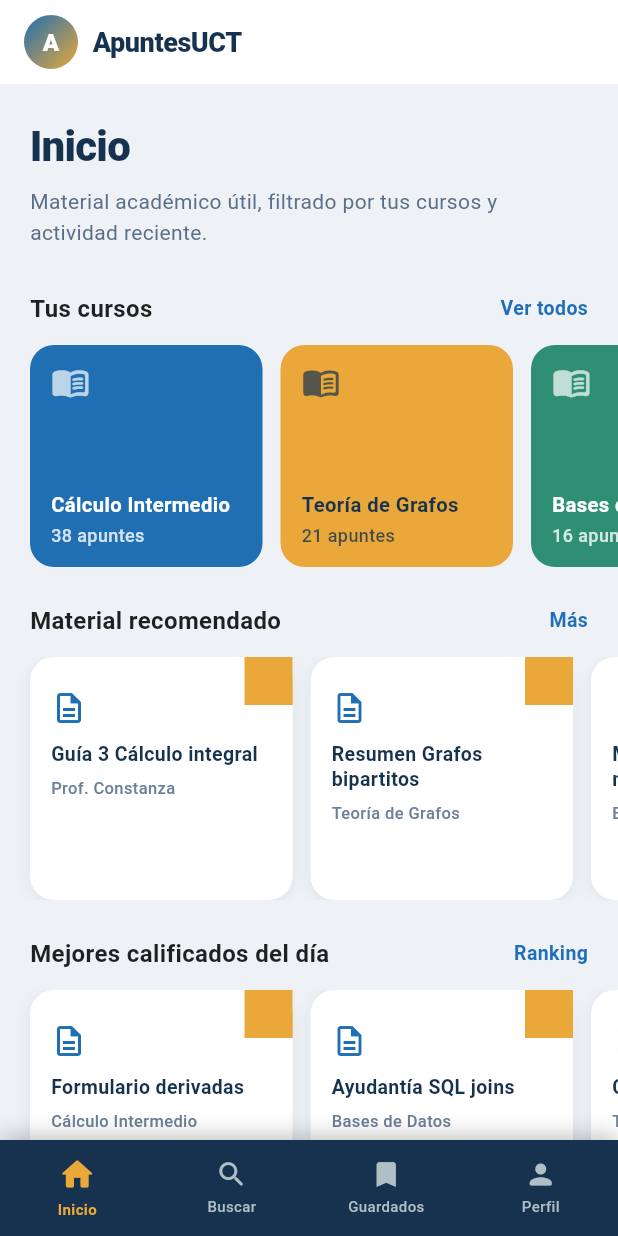
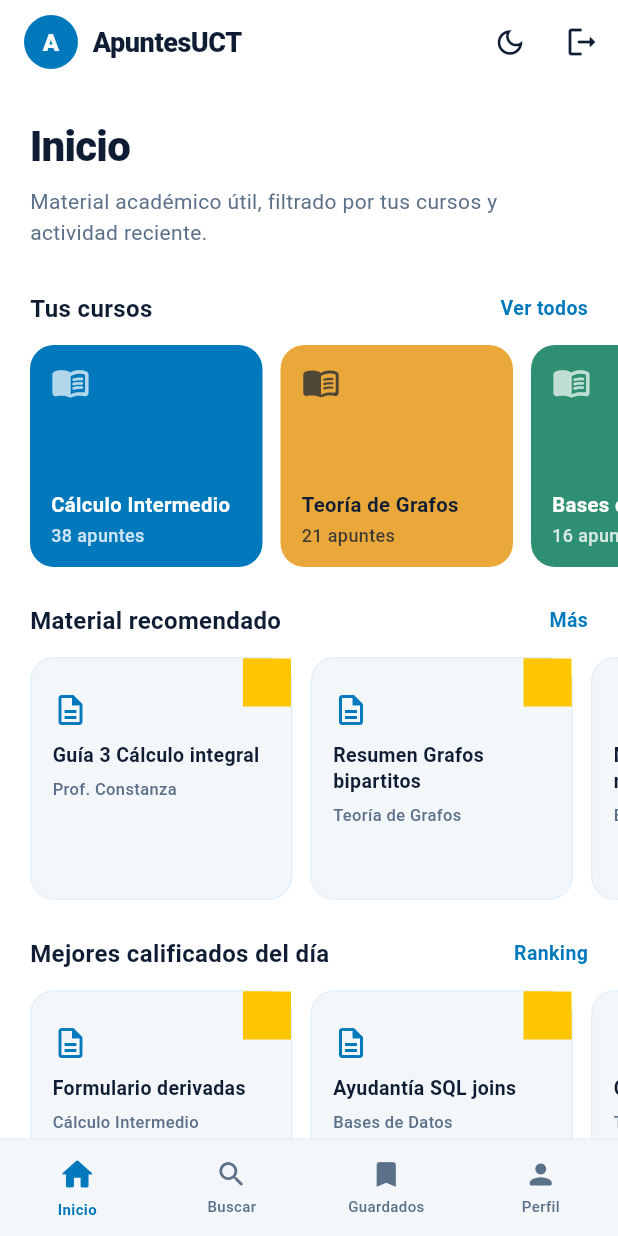
Before and after one commit to cchelooo/ApuntesUCT, a Flutter app: the HomeScreen screen opened by its route, on a phone screen of 412 x 824 dp. Run offline on Flutter 3.47's test engine with Material 3 defaults, Android fonts, the phone set to English and light mode, and no system bars; our stand-ins replace dio, flutter_riverpod, go_router.

Commit message:
feat(mobile): create home screen with courses and material sections

```diff
--- a/mobile/analysis_options.yaml
+++ b/mobile/analysis_options.yaml
@@ -14,6 +14,7 @@ analyzer:
     - build/**
     - android/**
     - ios/**
+    - web/**
 
 linter:
   # The lint rules applied to this project can be customized in the
--- a/mobile/lib/core/theme/app_theme.dart
+++ b/mobile/lib/core/theme/app_theme.dart
@@ -47,6 +47,8 @@ abstract final class AppTheme {
         surface: Colors.white,
         onSurface: UctPalette.navy,
         onSurfaceVariant: UctPalette.textoSuaveClaro,
+        surfaceContainerLow: UctPalette.humo,
+        surfaceContainer: UctPalette.humo,
         surfaceContainerHighest: UctPalette.humo,
         outline: UctPalette.bordeClaro,
         outlineVariant: UctPalette.celesteClaro,
--- a/mobile/lib/core/theme/uct_palette.dart
+++ b/mobile/lib/core/theme/uct_palette.dart
@@ -36,6 +36,23 @@ abstract final class UctPalette {
 
   /// Azul profundo de apoyo para titulares y contrastes de marca.
   static const Color navy = Color(0xFF0F1D34);
+
+  // --- Colores complementarios para asignaturas y tarjetas -----------------
+
+  /// Verde institucional / académico para tarjetas de cursos.
+  static const Color verde = Color(0xFF2F8F73);
+
+  /// Verde con contraste equilibrado para tarjetas en modo oscuro.
+  static const Color verdeOscuro = Color(0xFF1B5C49);
+
+  /// Ámbar / dorado para acentos de tarjetas, estrellas y doblez decorativo.
+  static const Color dorado = Color(0xFFEAA83A);
+
+  /// Ámbar con contraste equilibrado para tarjetas en modo oscuro.
+  static const Color doradoOscuro = Color(0xFF805E00);
+
+  /// Azul equilibrado para tarjetas en modo oscuro.
+  static const Color azulTarjetaOscura = Color(0xFF154C79);
 
   // --- Superficies oscuras -------------------------------------------------
 
--- a/mobile/lib/screens/home_screen.dart
+++ b/mobile/lib/screens/home_screen.dart
@@ -1,25 +1,12 @@
 import 'package:flutter/material.dart';
-import 'package:flutter/services.dart';
 import 'package:flutter_riverpod/flutter_riverpod.dart';
+import 'package:go_router/go_router.dart';
 
+import '../core/widgets/theme_toggle_button.dart';
+import '../features/auth/data/mock_auth_repository.dart' show authStateProvider;
 import '../state/home_state.dart';
 import 'widgets/course_card.dart';
 import 'widgets/material_card.dart';
-
-// ---------------------------------------------------------------------------
-// Constantes de color de la pantalla Home
-// ---------------------------------------------------------------------------
-
-const _kNavyDark = Color(0xFF16324F);
-const _kBlueLink = Color(0xFF1E6FB8);
-const _kBgPage = Color(0xFFEEF2F6);
-const _kNavBg = Color(0xFF16324F);
-const _kNavActive = Color(0xFFEAA83A);
-const _kNavInactive = Color(0xFFB0BEC5);
-
-// ---------------------------------------------------------------------------
-// HomeScreen
-// ---------------------------------------------------------------------------
 
 /// Pantalla principal de ApuntesUCT (issue #56).
 ///
@@ -28,51 +15,65 @@ const _kNavInactive = Color(0xFFB0BEC5);
 /// - "Material recomendado" — [MaterialCard] sin rating/downloads
 /// - "Mejores calificados del día" — [MaterialCard] con rating y downloads
 ///
-/// El tab activo del [BottomNavigationBar] vive en [navTabProvider] (Riverpod),
-/// no en estado local del widget.
+/// Consume [Theme.of(context).colorScheme] para responder al tema claro y oscuro
+/// de acuerdo a `docs/mobile/tema-visual.md`.
 class HomeScreen extends ConsumerWidget {
   const HomeScreen({super.key});
+
+  void _onTabSelected(BuildContext context, WidgetRef ref, int index) {
+    ref.read(navTabProvider.notifier).selectTab(index);
+    switch (index) {
+      case 0:
+        break;
+      case 1:
+        context.push('/search').then((_) {
+          ref.read(navTabProvider.notifier).selectTab(0);
+        });
+        break;
+      case 2:
+        context.push('/library').then((_) {
+          ref.read(navTabProvider.notifier).selectTab(0);
+        });
+        break;
+      case 3:
+        context.push('/profile').then((_) {
+          ref.read(navTabProvider.notifier).selectTab(0);
+        });
+        break;
+    }
+  }
 
   @override
   Widget build(BuildContext context, WidgetRef ref) {
     final homeState = ref.watch(homeProvider);
     final activeTab = ref.watch(navTabProvider);
+    final colorScheme = Theme.of(context).colorScheme;
 
-    return AnnotatedRegion<SystemUiOverlayStyle>(
-      value: SystemUiOverlayStyle.dark.copyWith(
-        statusBarColor: Colors.transparent,
-        statusBarIconBrightness: Brightness.dark,
-      ),
-      child: Scaffold(
-        backgroundColor: _kBgPage,
+    return Scaffold(
+      backgroundColor: colorScheme.surface,
       // ----------------------------------------------------------------
       // AppBar
       // ----------------------------------------------------------------
       appBar: AppBar(
-          backgroundColor: Colors.white,
+        backgroundColor: colorScheme.surface,
         elevation: 0,
         scrolledUnderElevation: 0,
-          systemOverlayStyle: SystemUiOverlayStyle.dark,
         titleSpacing: 16,
         title: Row(
           children: [
-              // Logo circular con iniciales de marca
+            // Isotipo con inicial de marca
             Container(
               width: 36,
               height: 36,
-                decoration: const BoxDecoration(
+              decoration: BoxDecoration(
                 shape: BoxShape.circle,
-                  gradient: LinearGradient(
-                    colors: [Color(0xFF1F6FB2), Color(0xFFEAA83A)],
-                    begin: Alignment.topLeft,
-                    end: Alignment.bottomRight,
+                color: colorScheme.primary,
               ),
-                ),
-                child: const Center(
+              child: Center(
                 child: Text(
                   'A',
                   style: TextStyle(
-                      color: Colors.white,
+                    color: colorScheme.onPrimary,
                     fontWeight: FontWeight.w900,
                     fontSize: 16,
                   ),
@@ -80,10 +81,10 @@ class HomeScreen extends ConsumerWidget {
               ),
             ),
             const SizedBox(width: 10),
-              const Text(
+            Text(
               'ApuntesUCT',
               style: TextStyle(
-                  color: _kNavyDark,
+                color: colorScheme.onSurface,
                 fontWeight: FontWeight.w800,
                 fontSize: 18,
                 letterSpacing: -0.3,
@@ -91,6 +92,19 @@ class HomeScreen extends ConsumerWidget {
             ),
           ],
         ),
+        actions: [
+          const ThemeToggleButton(),
+          IconButton(
+            icon: const Icon(Icons.logout_rounded),
+            tooltip: 'Cerrar sesión',
+            onPressed: () async {
+              await ref.read(authStateProvider.notifier).logout();
+              if (context.mounted) {
+                context.go('/login');
+              }
+            },
+          ),
+        ],
       ),
       // ----------------------------------------------------------------
       // Body
@@ -100,13 +114,13 @@ class HomeScreen extends ConsumerWidget {
           crossAxisAlignment: CrossAxisAlignment.start,
           children: [
             // ---- Encabezado de página ----
-              _PageHeader(),
+            const _PageHeader(),
             const SizedBox(height: 8),
             // ---- Tus cursos ----
             _SectionHeader(
               title: 'Tus cursos',
               actionLabel: 'Ver todos',
-                onAction: () {},
+              onAction: () => context.push('/catalog'),
             ),
             const SizedBox(height: 12),
             _HorizontalList(
@@ -121,7 +135,7 @@ class HomeScreen extends ConsumerWidget {
             _SectionHeader(
               title: 'Material recomendado',
               actionLabel: 'Más',
-                onAction: () {},
+              onAction: () => context.push('/catalog'),
             ),
             const SizedBox(height: 12),
             _HorizontalList(
@@ -136,14 +150,13 @@ class HomeScreen extends ConsumerWidget {
             _SectionHeader(
               title: 'Mejores calificados del día',
               actionLabel: 'Ranking',
-                onAction: () {},
+              onAction: () => context.push('/search'),
             ),
             const SizedBox(height: 12),
             _HorizontalList(
               height: 192,
               children: [
-                  for (final item in homeState.topRated)
-                    MaterialCard(data: item),
+                for (final item in homeState.topRated) MaterialCard(data: item),
               ],
             ),
             const SizedBox(height: 32),
@@ -155,9 +168,7 @@ class HomeScreen extends ConsumerWidget {
       // ----------------------------------------------------------------
       bottomNavigationBar: _HomeBottomNav(
         activeIndex: activeTab,
-          onTabSelected: (index) =>
-              ref.read(navTabProvider.notifier).selectTab(index),
-        ),
+        onTabSelected: (index) => _onTabSelected(context, ref, index),
       ),
     );
   }
@@ -168,19 +179,23 @@ class HomeScreen extends ConsumerWidget {
 // ---------------------------------------------------------------------------
 
 class _PageHeader extends StatelessWidget {
+  const _PageHeader();
+
   @override
   Widget build(BuildContext context) {
+    final colorScheme = Theme.of(context).colorScheme;
+
     return Container(
       width: double.infinity,
-      color: _kBgPage,
+      color: colorScheme.surface,
       padding: const EdgeInsets.fromLTRB(20, 20, 20, 20),
       child: Column(
         crossAxisAlignment: CrossAxisAlignment.start,
         children: [
-          const Text(
+          Text(
             'Inicio',
             style: TextStyle(
-              color: _kNavyDark,
+              color: colorScheme.onSurface,
               fontSize: 28,
               fontWeight: FontWeight.w800,
               letterSpacing: -0.5,
@@ -190,7 +205,7 @@ class _PageHeader extends StatelessWidget {
           Text(
             'Material académico útil, filtrado por tus cursos y actividad reciente.',
             style: TextStyle(
-              color: const Color(0xFF5B7089),
+              color: colorScheme.onSurfaceVariant,
               fontSize: 14,
               height: 1.5,
             ),
@@ -218,6 +233,10 @@ class _SectionHeader extends StatelessWidget {
 
   @override
   Widget build(BuildContext context) {
+    final colorScheme = Theme.of(context).colorScheme;
+    final esOscuro = Theme.of(context).brightness == Brightness.dark;
+    final colorEnlace = esOscuro ? colorScheme.secondary : colorScheme.primary;
+
     return Padding(
       padding: const EdgeInsets.symmetric(horizontal: 20),
       child: Row(
@@ -226,8 +245,8 @@ class _SectionHeader extends StatelessWidget {
           Expanded(
             child: Text(
               title,
-              style: const TextStyle(
-                color: Colors.black87,
+              style: TextStyle(
+                color: colorScheme.onSurface,
                 fontSize: 16,
                 fontWeight: FontWeight.w700,
               ),
@@ -239,8 +258,8 @@ class _SectionHeader extends StatelessWidget {
             onTap: onAction,
             child: Text(
               actionLabel,
-              style: const TextStyle(
-                color: _kBlueLink,
+              style: TextStyle(
+                color: colorEnlace,
                 fontSize: 13,
                 fontWeight: FontWeight.w600,
               ),
@@ -257,10 +276,7 @@ class _SectionHeader extends StatelessWidget {
 // ---------------------------------------------------------------------------
 
 class _HorizontalList extends StatelessWidget {
-  const _HorizontalList({
-    required this.height,
-    required this.children,
-  });
+  const _HorizontalList({required this.height, required this.children});
 
   final double height;
   final List<Widget> children;
@@ -300,16 +316,14 @@ class _HomeBottomNav extends StatelessWidget {
 
   @override
   Widget build(BuildContext context) {
+    final colorScheme = Theme.of(context).colorScheme;
+
     return Container(
-      decoration: const BoxDecoration(
-        color: _kNavBg,
-        boxShadow: [
-          BoxShadow(
-            color: Colors.black26,
-            blurRadius: 12,
-            offset: Offset(0, -3),
+      decoration: BoxDecoration(
+        color: colorScheme.surfaceContainerLow,
+        border: Border(
+          top: BorderSide(color: colorScheme.outlineVariant, width: 1),
         ),
-        ],
       ),
       child: SafeArea(
         child: SizedBox(
@@ -351,7 +365,8 @@ class _NavTabButton extends StatelessWidget {
 
   @override
   Widget build(BuildContext context) {
-    final color = isActive ? _kNavActive : _kNavInactive;
+    final colorScheme = Theme.of(context).colorScheme;
+    final color = isActive ? colorScheme.primary : colorScheme.onSurfaceVariant;
 
     return GestureDetector(
       onTap: onTap,
--- a/mobile/lib/screens/widgets/course_card.dart
+++ b/mobile/lib/screens/widgets/course_card.dart
@@ -1,20 +1,30 @@
 import 'package:flutter/material.dart';
 
+import '../../../core/theme/uct_palette.dart';
 import '../../state/home_state.dart';
 
-/// Paleta de fondos para las tarjetas de curso (se rota cíclicamente).
-const _kCardColors = [
-  Color(0xFF1F6FB2), // Azul
-  Color(0xFFEAA83A), // Amarillo/mostaza
-  Color(0xFF2F8F73), // Verde
+/// Paleta de fondos para las tarjetas de curso en modo claro.
+const _kLightCardColors = [
+  UctPalette.azul,
+  UctPalette.dorado,
+  UctPalette.verde,
 ];
 
-/// Colores de texto correspondientes a cada fondo de [_kCardColors].
-/// El amarillo necesita texto oscuro para cumplir con contraste WCAG AA.
-const _kTextColors = [
-  Colors.white,
-  Color(0xFF16324F), // Texto oscuro sobre fondo amarillo
-  Colors.white,
+/// Colores de texto correspondientes en modo claro (WCAG AA).
+const _kLightTextColors = [Colors.white, UctPalette.navy, Colors.white];
+
+/// Paleta de fondos para las tarjetas de curso en modo oscuro.
+const _kDarkCardColors = [
+  UctPalette.azulTarjetaOscura,
+  UctPalette.doradoOscuro,
+  UctPalette.verdeOscuro,
+];
+
+/// Colores de texto correspondientes en modo oscuro.
+const _kDarkTextColors = [
+  UctPalette.textoPrincipalOscuro,
+  UctPalette.textoPrincipalOscuro,
+  UctPalette.textoPrincipalOscuro,
 ];
 
 /// Tarjeta de curso que forma la lista horizontal de "Tus cursos".
@@ -22,11 +32,7 @@ const _kTextColors = [
 /// Muestra el nombre del curso y la cantidad de apuntes disponibles.
 /// El color de fondo rota cíclicamente según el [index] de la tarjeta.
 class CourseCard extends StatelessWidget {
-  const CourseCard({
-    super.key,
-    required this.entry,
-    required this.index,
-  });
+  const CourseCard({super.key, required this.entry, required this.index});
 
   final CourseEntry entry;
 
@@ -35,8 +41,12 @@ class CourseCard extends StatelessWidget {
 
   @override
   Widget build(BuildContext context) {
-    final bgColor = _kCardColors[index % _kCardColors.length];
-    final textColor = _kTextColors[index % _kTextColors.length];
+    final esOscuro = Theme.of(context).brightness == Brightness.dark;
+    final cardColors = esOscuro ? _kDarkCardColors : _kLightCardColors;
+    final textColors = esOscuro ? _kDarkTextColors : _kLightTextColors;
+
+    final bgColor = cardColors[index % cardColors.length];
+    final textColor = textColors[index % textColors.length];
 
     return Container(
       width: 155,
@@ -51,7 +61,11 @@ class CourseCard extends StatelessWidget {
         mainAxisAlignment: MainAxisAlignment.spaceBetween,
         children: [
           // Ícono de libro decorativo
-          Icon(Icons.menu_book_rounded, color: textColor.withValues(alpha: 0.7), size: 26),
+          Icon(
+            Icons.menu_book_rounded,
+            color: textColor.withValues(alpha: 0.7),
+            size: 26,
+          ),
           const SizedBox(height: 6),
           Expanded(
             child: Column(
--- a/mobile/lib/screens/widgets/material_card.dart
+++ b/mobile/lib/screens/widgets/material_card.dart
@@ -1,40 +1,30 @@
 import 'package:flutter/material.dart';
 
+import '../../../core/theme/uct_palette.dart';
 import '../../models/material_card_data.dart';
 
 /// Tarjeta de material reutilizable para las secciones "Material recomendado"
 /// y "Mejores calificados del día".
 ///
-/// - Si [data.rating] y [data.downloads] son `null`, la tarjeta solo muestra
-///   título y subtítulo (sección "Recomendado").
-/// - Si existen, muestra además el badge de calificación y el conteo de
-///   descargas (sección "Mejores calificados").
-///
-/// Ambas variantes incluyen el doblez triangular amarillo (#EAA83A) en la
-/// esquina superior derecha, pintado con [CustomPaint].
+/// Adapta automáticamente colores, superficies y tipografía a [ColorScheme]
+/// del tema activo (claro u oscuro).
 class MaterialCard extends StatelessWidget {
-  const MaterialCard({
-    super.key,
-    required this.data,
-  });
+  const MaterialCard({super.key, required this.data});
 
   final MaterialCardData data;
 
   @override
   Widget build(BuildContext context) {
+    final colorScheme = Theme.of(context).colorScheme;
+    final esOscuro = Theme.of(context).brightness == Brightness.dark;
+
     return Container(
       width: 175,
       margin: const EdgeInsets.only(right: 12),
       decoration: BoxDecoration(
-        color: Colors.white,
+        color: colorScheme.surfaceContainerLow,
         borderRadius: BorderRadius.circular(16),
-        boxShadow: [
-          BoxShadow(
-            color: Colors.black.withValues(alpha: 0.06),
-            blurRadius: 8,
-            offset: const Offset(0, 2),
-          ),
-        ],
+        border: Border.all(color: colorScheme.outlineVariant),
       ),
       child: Stack(
         children: [
@@ -48,17 +38,17 @@ class MaterialCard extends StatelessWidget {
                 // Espacio para no solapar el doblez triangular
                 const SizedBox(height: 8),
                 // Ícono de documento
-                const Icon(
+                Icon(
                   Icons.description_outlined,
-                  color: Color(0xFF1F6FB2),
+                  color: esOscuro ? colorScheme.secondary : colorScheme.primary,
                   size: 24,
                 ),
                 const SizedBox(height: 10),
                 // Título
                 Text(
                   data.title,
-                  style: const TextStyle(
-                    color: Color(0xFF16324F),
+                  style: TextStyle(
+                    color: colorScheme.onSurface,
                     fontSize: 13,
                     fontWeight: FontWeight.w700,
                     height: 1.3,
@@ -70,8 +60,8 @@ class MaterialCard extends StatelessWidget {
                 // Subtítulo (profesor o asignatura)
                 Text(
                   data.subtitle,
-                  style: const TextStyle(
-                    color: Color(0xFF6B8099),
+                  style: TextStyle(
+                    color: colorScheme.onSurfaceVariant,
                     fontSize: 11,
                     fontWeight: FontWeight.w500,
                   ),
@@ -87,8 +77,8 @@ class MaterialCard extends StatelessWidget {
                   const SizedBox(height: 4),
                   Text(
                     '${data.downloads} descargas',
-                    style: const TextStyle(
-                      color: Color(0xFF6B8099),
+                    style: TextStyle(
+                      color: colorScheme.onSurfaceVariant,
                       fontSize: 11,
                     ),
                   ),
@@ -96,13 +86,13 @@ class MaterialCard extends StatelessWidget {
               ],
             ),
           ),
-          // Doblez triangular amarillo en la esquina superior derecha
+          // Doblez triangular en la esquina superior derecha
           Positioned(
             top: 0,
             right: 0,
             child: CustomPaint(
               size: const Size(32, 32),
-              painter: _CornerFoldPainter(),
+              painter: const _CornerFoldPainter(color: UctPalette.amarillo),
             ),
           ),
         ],
@@ -122,21 +112,30 @@ class _RatingBadge extends StatelessWidget {
 
   @override
   Widget build(BuildContext context) {
+    final colorScheme = Theme.of(context).colorScheme;
+    final esOscuro = Theme.of(context).brightness == Brightness.dark;
+
     return Container(
       padding: const EdgeInsets.symmetric(horizontal: 8, vertical: 3),
       decoration: BoxDecoration(
-        color: const Color(0xFFFCEAB5),
+        color: esOscuro
+            ? UctPalette.amarillo.withValues(alpha: 0.18)
+            : const Color(0xFFFCEAB5),
         borderRadius: BorderRadius.circular(20),
       ),
       child: Row(
         mainAxisSize: MainAxisSize.min,
         children: [
-          const Icon(Icons.star_rounded, color: Color(0xFFEAA83A), size: 13),
+          Icon(
+            Icons.star_rounded,
+            color: esOscuro ? UctPalette.amarillo : UctPalette.dorado,
+            size: 13,
+          ),
           const SizedBox(width: 3),
           Text(
             rating.toStringAsFixed(1),
-            style: const TextStyle(
-              color: Color(0xFF7A5200),
+            style: TextStyle(
+              color: esOscuro ? colorScheme.onSurface : const Color(0xFF7A5200),
               fontSize: 12,
               fontWeight: FontWeight.w700,
             ),
@@ -151,18 +150,21 @@ class _RatingBadge extends StatelessWidget {
 // CustomPainter del doblez triangular
 // ---------------------------------------------------------------------------
 
-/// Pinta un triángulo amarillo (#EAA83A) en la esquina superior derecha de
-/// la tarjeta, simulando el clásico "doblez de página".
+/// Pinta un triángulo amarillo en la esquina superior derecha de la tarjeta.
 class _CornerFoldPainter extends CustomPainter {
+  const _CornerFoldPainter({required this.color});
+
+  final Color color;
+
   @override
   void paint(Canvas canvas, Size size) {
-    final paint = Paint()..color = const Color(0xFFEAA83A);
+    final paint = Paint()..color = color;
     final path = Path()
       ..moveTo(0, 0)
       ..lineTo(size.width, 0)
       ..lineTo(size.width, size.height)
       ..close();
-    // Redondea solo la esquina superior izquierda del triángulo
+    // Redondea solo la esquina superior derecha
     canvas.drawRRect(
       RRect.fromRectAndCorners(
         Offset.zero & size,
@@ -174,5 +176,6 @@ class _CornerFoldPainter extends CustomPainter {
   }
 
   @override
-  bool shouldRepaint(covariant CustomPainter oldDelegate) => false;
+  bool shouldRepaint(covariant _CornerFoldPainter oldDelegate) =>
+      oldDelegate.color != color;
 }
```
Also changed, not shown: 12 other files. Lines whose indentation alone changed are shown as unchanged.
